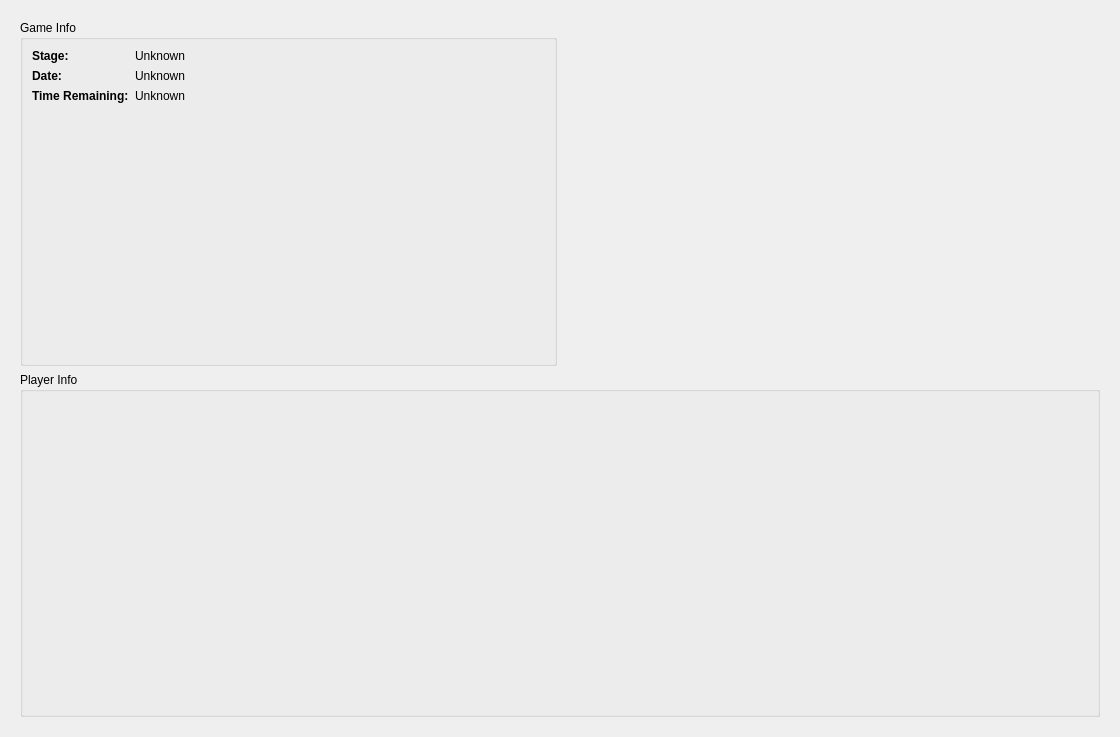
First picture: the form in frontend/uh/forms/ActiveRecordingView.ui, repository reframedultimate/ReFramed, before the edit.
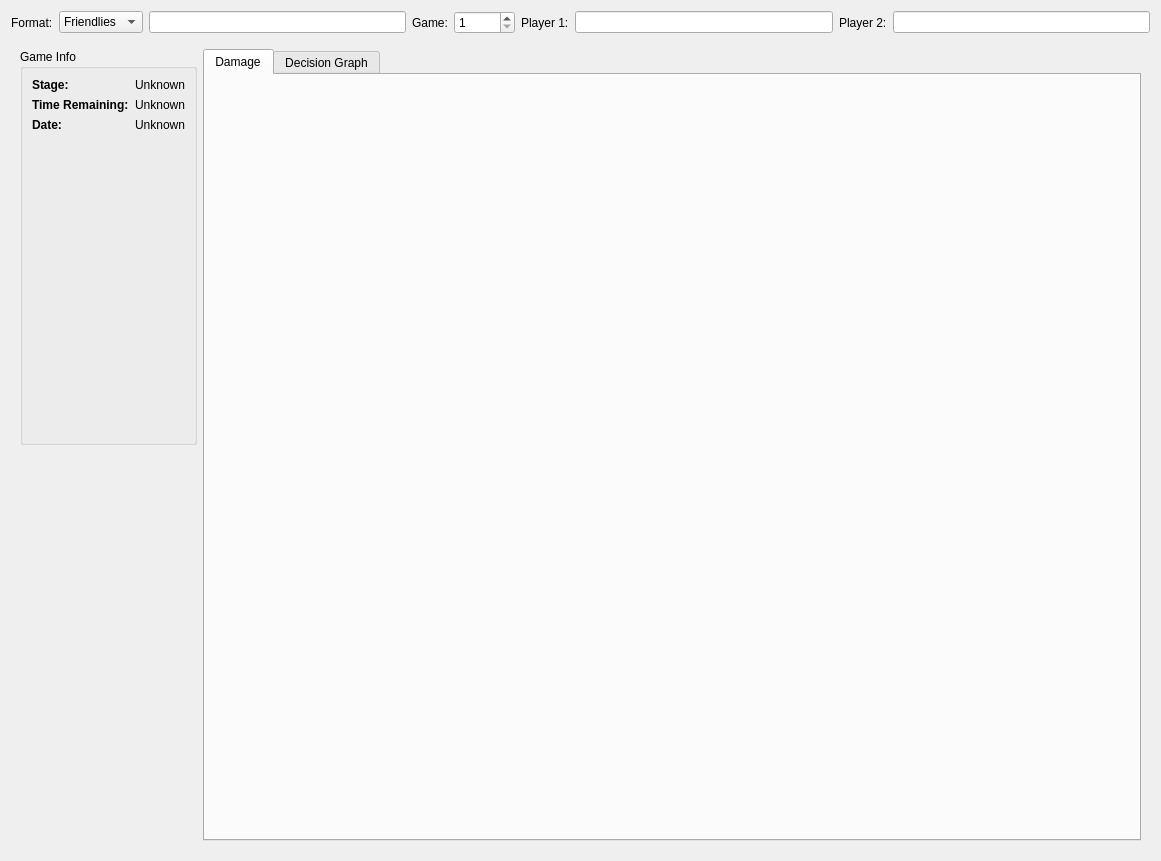
Second picture: the form after the edit. The open tabs and pages were chosen to show the change.

Commit message: Adding DamagePlot and fixing connection/disconnection bugs

```diff
--- a/frontend/uh/forms/ActiveRecordingView.ui
+++ b/frontend/uh/forms/ActiveRecordingView.ui
@@ -6,14 +6,121 @@
    <rect>
     <x>0</x>
     <y>0</y>
-    <width>1120</width>
-    <height>737</height>
+    <width>1161</width>
+    <height>861</height>
    </rect>
   </property>
   <property name="windowTitle">
    <string>Form</string>
   </property>
   <layout class="QVBoxLayout" name="verticalLayout_2">
+   <item>
+    <layout class="QHBoxLayout" name="horizontalLayout">
+     <item>
+      <widget class="QLabel" name="label_6">
+       <property name="text">
+        <string>Format:</string>
+       </property>
+      </widget>
+     </item>
+     <item>
+      <widget class="QComboBox" name="comboBox">
+       <item>
+        <property name="text">
+         <string>Friendlies</string>
+        </property>
+       </item>
+       <item>
+        <property name="text">
+         <string>Practice</string>
+        </property>
+       </item>
+       <item>
+        <property name="text">
+         <string>Bo3</string>
+        </property>
+       </item>
+       <item>
+        <property name="text">
+         <string>Bo5</string>
+        </property>
+       </item>
+       <item>
+        <property name="text">
+         <string>Bo7</string>
+        </property>
+       </item>
+       <item>
+        <property name="text">
+         <string>FT5</string>
+        </property>
+       </item>
+       <item>
+        <property name="text">
+         <string>FT10</string>
+        </property>
+       </item>
+       <item>
+        <property name="text">
+         <string>Other</string>
+        </property>
+       </item>
+      </widget>
+     </item>
+     <item>
+      <widget class="QLineEdit" name="lineEdit_formatOther">
+       <property name="enabled">
+        <bool>true</bool>
+       </property>
+      </widget>
+     </item>
+     <item>
+      <widget class="QLabel" name="label_9">
+       <property name="text">
+        <string>Game:</string>
+       </property>
+      </widget>
+     </item>
+     <item>
+      <widget class="QSpinBox" name="spinBox_gameIndex">
+       <property name="minimum">
+        <number>1</number>
+       </property>
+       <property name="maximum">
+        <number>10000</number>
+       </property>
+      </widget>
+     </item>
+     <item>
+      <widget class="QLabel" name="label_7">
+       <property name="text">
+        <string>Player 1:</string>
+       </property>
+      </widget>
+     </item>
+     <item>
+      <widget class="QLineEdit" name="lineEdit_player1">
+       <property name="text">
+        <string/>
+       </property>
+      </widget>
+     </item>
+     <item>
+      <widget class="QLabel" name="label_8">
+       <property name="text">
+        <string>Player 2:</string>
+       </property>
+      </widget>
+     </item>
+     <item>
+      <widget class="QLineEdit" name="lineEdit_player2">
+       <property name="text">
+        <string/>
+       </property>
+      </widget>
+     </item>
+    </layout>
+   </item>
    <item>
     <widget class="QStackedWidget" name="stackedWidget">
      <widget class="QWidget" name="page_disconnected">
@@ -79,9 +186,9 @@
              </widget>
             </item>
             <item row="1" column="0">
-             <widget class="QLabel" name="label_2">
+             <widget class="QLabel" name="label_3">
               <property name="text">
-               <string>&lt;html&gt;&lt;head/&gt;&lt;body&gt;&lt;p&gt;&lt;span style=&quot; font-weight:600;&quot;&gt;Date:&lt;/span&gt;&lt;/p&gt;&lt;/body&gt;&lt;/html&gt;</string>
+               <string>&lt;html&gt;&lt;head/&gt;&lt;body&gt;&lt;p&gt;&lt;span style=&quot; font-weight:600;&quot;&gt;Time Remaining:&lt;/span&gt;&lt;/p&gt;&lt;/body&gt;&lt;/html&gt;</string>
               </property>
              </widget>
             </item>
@@ -93,9 +200,9 @@
              </widget>
             </item>
             <item row="2" column="0">
-             <widget class="QLabel" name="label_3">
+             <widget class="QLabel" name="label_2">
               <property name="text">
-               <string>&lt;html&gt;&lt;head/&gt;&lt;body&gt;&lt;p&gt;&lt;span style=&quot; font-weight:600;&quot;&gt;Time Remaining:&lt;/span&gt;&lt;/p&gt;&lt;/body&gt;&lt;/html&gt;</string>
+               <string>&lt;html&gt;&lt;head/&gt;&lt;body&gt;&lt;p&gt;&lt;span style=&quot; font-weight:600;&quot;&gt;Date:&lt;/span&gt;&lt;/p&gt;&lt;/body&gt;&lt;/html&gt;</string>
               </property>
              </widget>
             </item>
@@ -111,15 +218,25 @@
          </layout>
         </widget>
        </item>
-       <item row="0" column="1">
-        <layout class="QVBoxLayout" name="layout_damageGraph"/>
+       <item row="1" column="0">
+        <layout class="QVBoxLayout" name="layout_playerInfo"/>
        </item>
-       <item row="1" column="0" colspan="2">
-        <widget class="QGroupBox" name="groupBox_playerInfo">
-         <property name="title">
-          <string>Player Info</string>
+       <item row="0" column="1" rowspan="2">
+        <widget class="QTabWidget" name="tabWidget">
+         <property name="currentIndex">
+          <number>0</number>
          </property>
-         <layout class="QHBoxLayout" name="horizontalLayout"/>
+         <widget class="QWidget" name="tab_damagePlot">
+          <attribute name="title">
+           <string>Damage</string>
+          </attribute>
+          <layout class="QVBoxLayout" name="verticalLayout_3"/>
+         </widget>
+         <widget class="QWidget" name="tab_decisionGraph">
+          <attribute name="title">
+           <string>Decision Graph</string>
+          </attribute>
+         </widget>
         </widget>
        </item>
       </layout>
```
Left out of the diff: 3 changed lines with no effect on the pictures. The commit also changes 30 other files.
